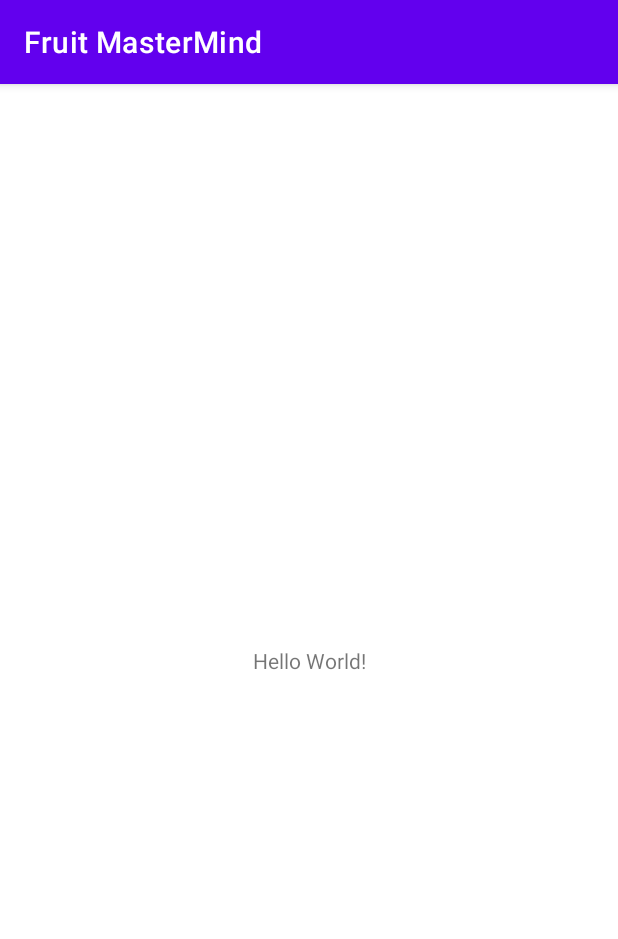
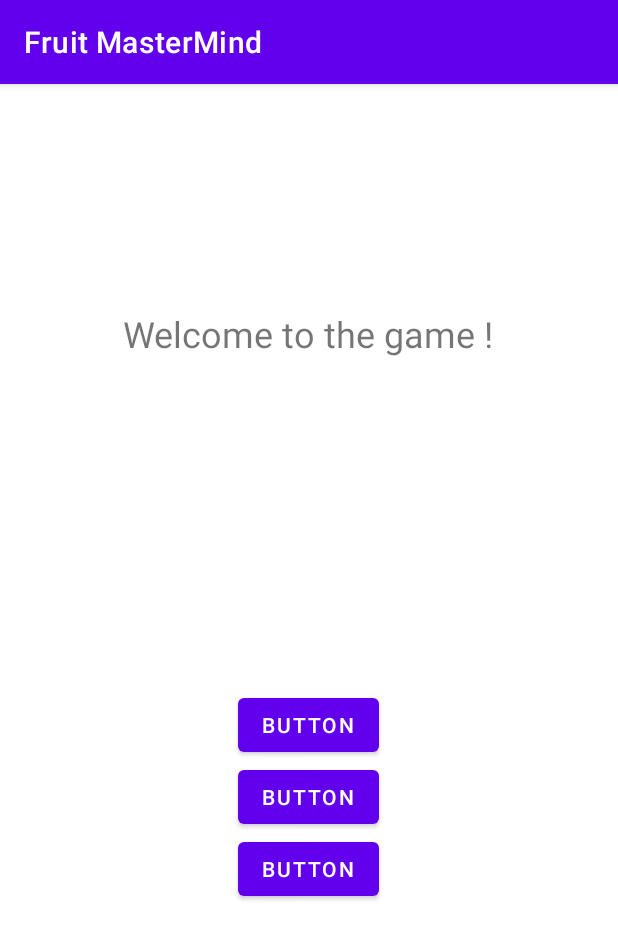
Before and after one commit to lea78/Fruit-Mastermind-App, an Android app: the screen it shows after launch (MainActivity), on a phone screen of 412 x 824 dp. Shown: the top 939 px of the screen. Run offline under Robolectric (Android 15) with nearby library versions, the phone set to English and light mode, and no system bars.

Commit message:
first commit

```diff
--- a/app/src/main/res/layout/activity_main.xml
+++ b/app/src/main/res/layout/activity_main.xml
@@ -1,18 +1,60 @@
 <?xml version="1.0" encoding="utf-8"?>
-<androidx.constraintlayout.widget.ConstraintLayout xmlns:android="http://schemas.android.com/apk/res/android"
+<RelativeLayout xmlns:android="http://schemas.android.com/apk/res/android"
     xmlns:app="http://schemas.android.com/apk/res-auto"
     xmlns:tools="http://schemas.android.com/tools"
     android:layout_width="match_parent"
     android:layout_height="match_parent"
     tools:context=".MainActivity">
 
+    <LinearLayout
+        android:id="@+id/title"
+        android:layout_width="match_parent"
+        android:layout_height="wrap_content"
+        android:gravity="center_horizontal"
+        android:orientation="vertical">
+
         <TextView
+            android:id="@+id/welcome"
+            android:layout_marginTop="150dp"
             android:layout_width="wrap_content"
             android:layout_height="wrap_content"
-        android:text="Hello World!"
+            android:gravity="center_horizontal|center_vertical"
+            android:text="Welcome to the game !"
+            android:textSize="24sp"
             app:layout_constraintBottom_toBottomOf="parent"
             app:layout_constraintLeft_toLeftOf="parent"
             app:layout_constraintRight_toRightOf="parent"
             app:layout_constraintTop_toTopOf="parent" />
 
-</androidx.constraintlayout.widget.ConstraintLayout>
+    </LinearLayout>
+
+    <LinearLayout
+        android:id="@+id/button_zone"
+        android:layout_width="match_parent"
+        android:layout_height="match_parent"
+        android:layout_below="@id/title"
+        android:gravity="center_horizontal|center_vertical"
+        android:orientation="vertical">
+
+
+        <Button
+            android:id="@+id/start_button"
+            android:layout_width="wrap_content"
+            android:layout_height="wrap_content"
+            android:text="Button" />
+
+        <Button
+            android:id="@+id/scores_button"
+            android:layout_width="wrap_content"
+            android:layout_height="wrap_content"
+            android:text="Button" />
+
+        <Button
+            android:id="@+id/quit_button"
+            android:layout_width="wrap_content"
+            android:layout_height="wrap_content"
+            android:text="Button" />
+    </LinearLayout>
+
+
+</RelativeLayout>
```
Lines whose indentation alone changed are shown as unchanged.
